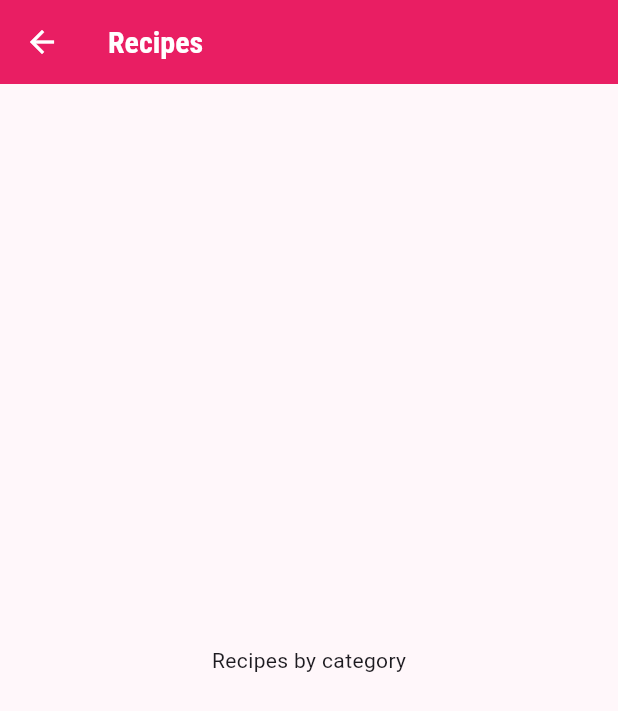
After one commit to dilersik/cook_book_flutter, a Flutter app: the screen it shows after launch, after a tap on "Italiano", on a phone screen of 412 x 824 dp. The commit adds this screen. Shown: the top 711 px of the screen. Run offline on Flutter 3.47's test engine with Material 3 defaults, Android fonts, the phone set to English and light mode, and no system bars.

Commit message:
183. Navegando para uma Nova Tela

```diff
--- /dev/null
+++ b/lib/screens/categories_meals_screen.dart
@@ -0,0 +1,10 @@
+import 'package:flutter/material.dart';
+
+class CategoriesMealsScreen extends StatelessWidget {
+  const CategoriesMealsScreen({super.key});
+
+  @override
+  Widget build(BuildContext context) {
+    return Scaffold(appBar: AppBar(title: Text("Recipes")), body: Center(child: Text("Recipes by category")));
+  }
+}
--- a/lib/screens/categories_screen.dart
+++ b/lib/screens/categories_screen.dart
@@ -20,7 +20,7 @@ class CategoriesScreen extends StatelessWidget {
         ),
         children:
             DUMMY_CATEGORIES.map((category) {
-              return CategoryItem(category: category);
+              return CategoryItemWidget(category: category);
             }).toList(),
       ),
     );
--- a/lib/widgets/category_item_widget.dart
+++ b/lib/widgets/category_item_widget.dart
@@ -1,14 +1,26 @@
 import 'package:cook_book_flutter/models/category.dart';
 import 'package:flutter/material.dart';
 
-class CategoryItem extends StatelessWidget {
+import '../screens/categories_meals_screen.dart';
+
+class CategoryItemWidget extends StatelessWidget {
   final Category category;
 
-  const CategoryItem({super.key, required this.category});
+  const CategoryItemWidget({super.key, required this.category});
+
+  void _selectCategory(BuildContext context) {
+    Navigator.of(context).push(MaterialPageRoute(builder: (_) {
+      return CategoriesMealsScreen();
+    }));
+  }
 
   @override
   Widget build(BuildContext context) {
-    return Container(
+    return InkWell(
+      onTap: () => _selectCategory(context),
+      borderRadius: BorderRadius.circular(15),
+      splashColor: Theme.of(context).primaryColor,
+      child: Container(
         padding: EdgeInsets.all(15),
         decoration: BoxDecoration(
           borderRadius: BorderRadius.circular(15),
@@ -19,6 +31,7 @@ class CategoryItem extends StatelessWidget {
           ),
         ),
         child: Text(category.title, style: Theme.of(context).textTheme.titleLarge),
+      ),
     );
   }
 }
```
Lines whose indentation alone changed are shown as unchanged.
